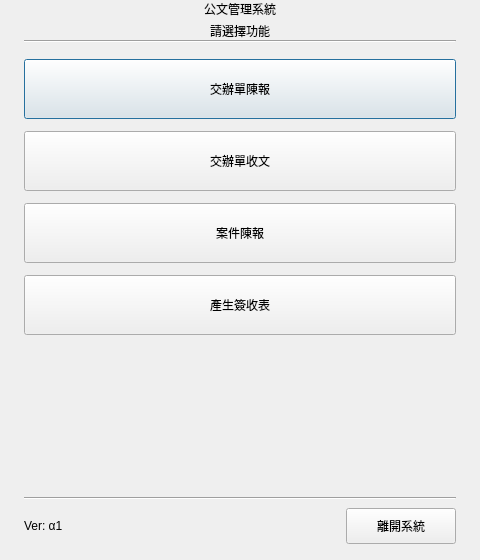
Old version of the form main_menu.ui in the repository jerrygskk/project_police.
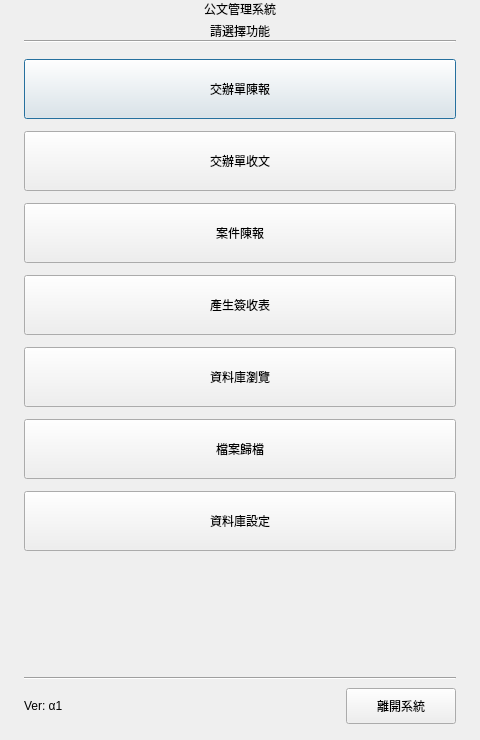
New version of the form.

Commit message: feat: 資料庫設定 Tab + 權限管理 + Tab 順序調整

Diff of the .ui file:
```diff
--- a/main_menu.ui
+++ b/main_menu.ui
@@ -3,7 +3,7 @@
  <class>Dialog</class>
  <widget class="QDialog" name="Dialog">
   <property name="geometry">
-   <rect><x>0</x><y>0</y><width>480</width><height>560</height></rect>
+   <rect><x>0</x><y>0</y><width>480</width><height>740</height></rect>
   </property>
   <property name="windowTitle">
    <string>公文管理系統 - 主選單</string>
@@ -96,6 +96,24 @@
        <property name="text"><string>產生簽收表</string></property>
       </widget>
      </item>
+     <item>
+      <widget class="QPushButton" name="btn_dbbrowse">
+       <property name="minimumSize"><size><width>0</width><height>60</height></size></property>
+       <property name="text"><string>資料庫瀏覽</string></property>
+      </widget>
+     </item>
+     <item>
+      <widget class="QPushButton" name="btn_archive">
+       <property name="minimumSize"><size><width>0</width><height>60</height></size></property>
+       <property name="text"><string>檔案歸檔</string></property>
+      </widget>
+     </item>
+     <item>
+      <widget class="QPushButton" name="btn_settings">
+       <property name="minimumSize"><size><width>0</width><height>60</height></size></property>
+       <property name="text"><string>資料庫設定</string></property>
+      </widget>
+     </item>
     </layout>
    </item>
 
```
The commit also changes 19 other files.
